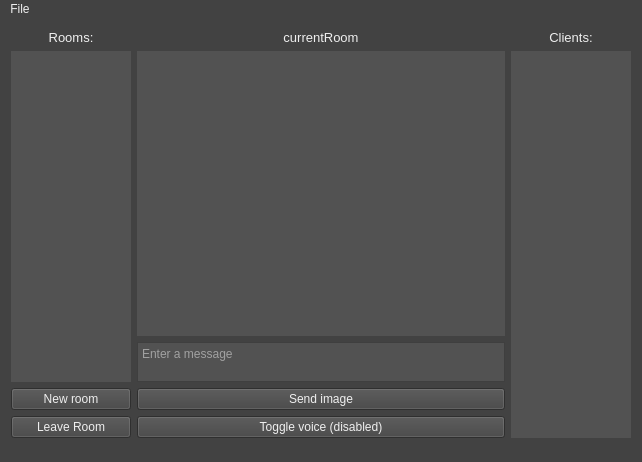
This is TCP_Chat_Client/mainwindow.ui in Skau/TCPChat as Qt 5 draws it before an edit. The edited form follows.
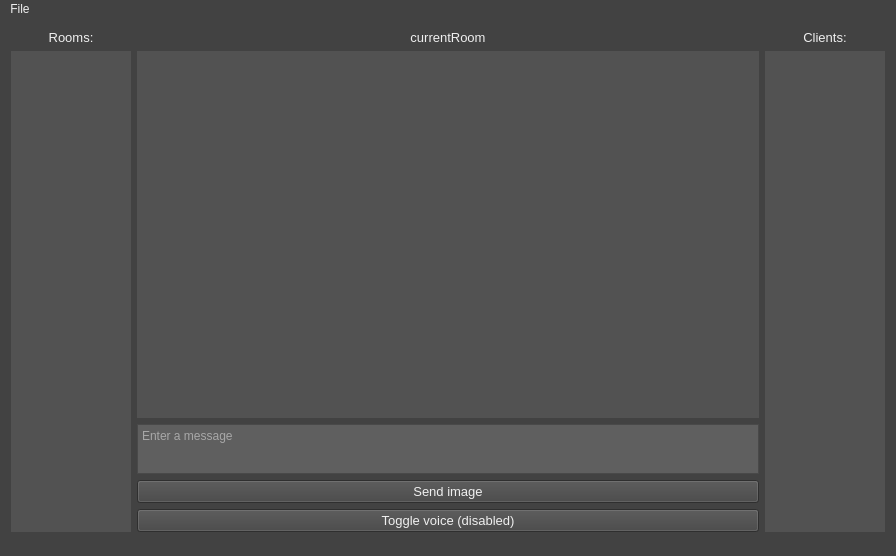
This is the edited form.

```diff
--- a/TCP_Chat_Client/mainwindow.ui
+++ b/TCP_Chat_Client/mainwindow.ui
@@ -6,10 +6,16 @@
    <rect>
     <x>0</x>
     <y>0</y>
-    <width>642</width>
-    <height>462</height>
+    <width>896</width>
+    <height>556</height>
    </rect>
   </property>
+  <property name="sizePolicy">
+   <sizepolicy hsizetype="Fixed" vsizetype="Fixed">
+    <horstretch>0</horstretch>
+    <verstretch>0</verstretch>
+   </sizepolicy>
+  </property>
   <property name="windowTitle">
    <string>MainWindow</string>
   </property>
@@ -60,19 +66,8 @@
 color: rgb(239,239,239);
 border: none;</string>
           </property>
-         </widget>
-        </item>
-        <item>
-         <widget class="QPushButton" name="button_newRoom">
-          <property name="text">
-           <string>New room</string>
-          </property>
-         </widget>
-        </item>
-        <item>
-         <widget class="QPushButton" name="button_LeaveRoom">
-          <property name="text">
-           <string>Leave Room</string>
+          <property name="frameShape">
+           <enum>QFrame::StyledPanel</enum>
           </property>
          </widget>
         </item>
@@ -102,6 +97,12 @@
 color: rgb(239,239,239);
 border: none;</string>
           </property>
+          <property name="frameShape">
+           <enum>QFrame::StyledPanel</enum>
+          </property>
+          <property name="frameShadow">
+           <enum>QFrame::Raised</enum>
+          </property>
           <property name="readOnly">
            <bool>true</bool>
           </property>
@@ -118,38 +119,97 @@
           <property name="minimumSize">
            <size>
             <width>0</width>
-            <height>0</height>
+            <height>50</height>
            </size>
           </property>
           <property name="maximumSize">
            <size>
             <width>16777215</width>
-            <height>40</height>
+            <height>50</height>
            </size>
           </property>
+          <property name="autoFillBackground">
+           <bool>false</bool>
+          </property>
           <property name="styleSheet">
-           <string notr="true">background-color:rgb(82,82,82);
+           <string notr="true">background-color:rgb(95,95,95);
 color: rgb(239,239,239);
 border-color:rgb(85,85,85);</string>
           </property>
+          <property name="inputMethodHints">
+           <set>Qt::ImhMultiLine</set>
+          </property>
+          <property name="frameShape">
+           <enum>QFrame::StyledPanel</enum>
+          </property>
+          <property name="frameShadow">
+           <enum>QFrame::Sunken</enum>
+          </property>
+          <property name="lineWidth">
+           <number>1</number>
+          </property>
+          <property name="midLineWidth">
+           <number>0</number>
+          </property>
+          <property name="backgroundVisible">
+           <bool>false</bool>
+          </property>
           <property name="placeholderText">
            <string>Enter a message</string>
           </property>
          </widget>
         </item>
         <item>
-         <widget class="QPushButton" name="button_sendImage">
-          <property name="text">
-           <string>Send image</string>
-          </property>
-         </widget>
-        </item>
-        <item>
-         <widget class="QPushButton" name="button_Voice">
-          <property name="text">
-           <string>Toggle voice (disabled)</string>
-          </property>
-         </widget>
+         <layout class="QVBoxLayout" name="verticalLayout_5">
+          <item>
+           <widget class="QPushButton" name="button_sendImage">
+            <property name="sizePolicy">
+             <sizepolicy hsizetype="Minimum" vsizetype="Minimum">
+              <horstretch>0</horstretch>
+              <verstretch>0</verstretch>
+             </sizepolicy>
+            </property>
+            <property name="minimumSize">
+             <size>
+              <width>350</width>
+              <height>0</height>
+             </size>
+            </property>
+            <property name="font">
+             <font>
+              <pointsize>10</pointsize>
+             </font>
+            </property>
+            <property name="text">
+             <string>Send image</string>
+            </property>
+           </widget>
+          </item>
+          <item>
+           <widget class="QPushButton" name="button_Voice">
+            <property name="sizePolicy">
+             <sizepolicy hsizetype="Minimum" vsizetype="Minimum">
+              <horstretch>0</horstretch>
+              <verstretch>0</verstretch>
+             </sizepolicy>
+            </property>
+            <property name="minimumSize">
+             <size>
+              <width>350</width>
+              <height>0</height>
+             </size>
+            </property>
+            <property name="font">
+             <font>
+              <pointsize>10</pointsize>
+             </font>
+            </property>
+            <property name="text">
+             <string>Toggle voice (disabled)</string>
+            </property>
+           </widget>
+          </item>
+         </layout>
         </item>
        </layout>
       </item>
@@ -203,6 +263,12 @@
 color: rgb(239,239,239);
 border: none;</string>
           </property>
+          <property name="frameShape">
+           <enum>QFrame::StyledPanel</enum>
+          </property>
+          <property name="frameShadow">
+           <enum>QFrame::Raised</enum>
+          </property>
          </widget>
         </item>
        </layout>
@@ -216,7 +282,7 @@
     <rect>
      <x>0</x>
      <y>0</y>
-     <width>642</width>
+     <width>896</width>
      <height>20</height>
     </rect>
    </property>
```
